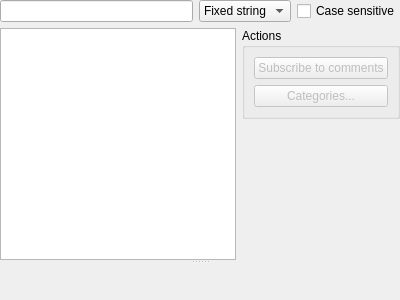
0xd34df00d/leechcraft, file src/plugins/aggregator/itemswidget.ui: the form before one commit.
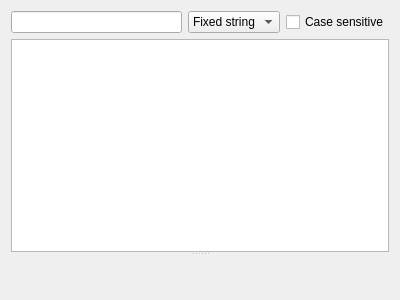
The form after the commit. Custom widgets are drawn as their Qt base class.

Commit message: Aggregator: Select categories right in the right.

The edit to the form file:
```diff
--- a/src/plugins/aggregator/itemswidget.ui
+++ b/src/plugins/aggregator/itemswidget.ui
@@ -14,9 +14,6 @@
    <string>Form</string>
   </property>
   <layout class="QVBoxLayout" name="verticalLayout_2">
-   <property name="margin">
-    <number>0</number>
-   </property>
    <item>
     <layout class="QGridLayout" name="_3">
      <item row="0" column="0">
@@ -51,6 +48,8 @@
     </layout>
    </item>
    <item>
+    <layout class="QHBoxLayout" name="CategoriesLayout_">
+     <item>
     <widget class="QSplitter" name="splitter">
      <property name="orientation">
       <enum>Qt::Vertical</enum>
@@ -67,62 +66,12 @@
          </property>
         </widget>
        </item>
-       <item>
-        <layout class="QVBoxLayout" name="verticalLayout">
-         <item>
-          <widget class="QGroupBox" name="Actions_">
-           <property name="title">
-            <string>Actions</string>
-           </property>
-           <layout class="QVBoxLayout" name="verticalLayout_4">
-            <item>
-             <widget class="QPushButton" name="ItemCommentsSubscribe_">
-              <property name="enabled">
-               <bool>false</bool>
-              </property>
-              <property name="text">
-               <string>Subscribe to comments</string>
-              </property>
-             </widget>
-            </item>
-            <item>
-             <widget class="QPushButton" name="ItemCategoriesButton_">
-              <property name="enabled">
-               <bool>false</bool>
-              </property>
-              <property name="text">
-               <string>Categories...</string>
-              </property>
-              <property name="iconSize">
-               <size>
-                <width>12</width>
-                <height>12</height>
-               </size>
-              </property>
-             </widget>
-            </item>
-           </layout>
-          </widget>
-         </item>
-         <item>
-          <spacer name="verticalSpacer">
-           <property name="orientation">
-            <enum>Qt::Vertical</enum>
-           </property>
-           <property name="sizeHint" stdset="0">
-            <size>
-             <width>20</width>
-             <height>40</height>
-            </size>
-           </property>
-          </spacer>
-         </item>
-        </layout>
-       </item>
       </layout>
      </widget>
      <widget class="LeechCraft::Plugins::Aggregator::SelectableBrowser" name="ItemView_" native="true"/>
     </widget>
+     </item>
+    </layout>
    </item>
   </layout>
  </widget>
```
Lines whose indentation alone changed are shown as unchanged. The commit also changes 3 other files.
